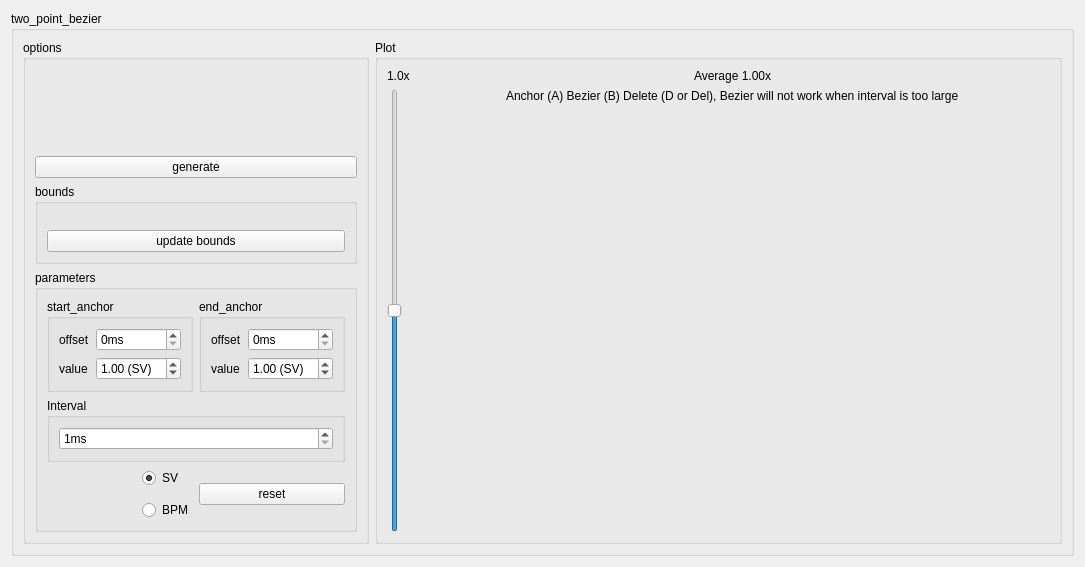
Before: the Qt Designer form ui/twopointbezier.ui in Eve-ning/reamber, drawn with Qt 5.
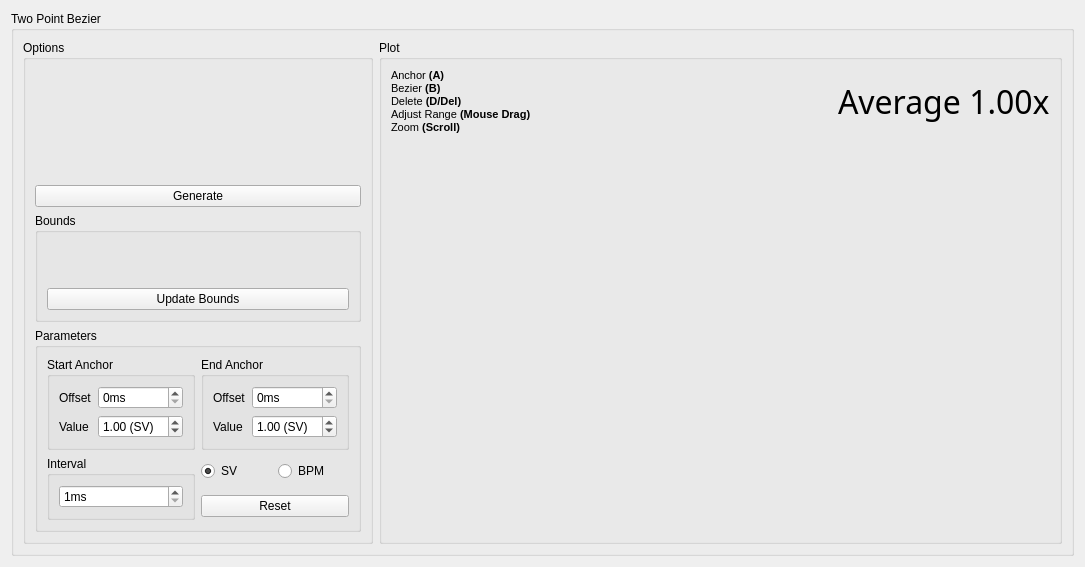
After: the same form once the commit is applied. Custom widgets are drawn as their Qt base class.

Commit message: Use QCustomPlot interactions (Zoom, Drag) instead of implementation

What changed in the file:
```diff
--- a/ui/twopointbezier.ui
+++ b/ui/twopointbezier.ui
@@ -17,83 +17,13 @@
    <item row="0" column="0">
     <widget class="QGroupBox" name="groupBox">
      <property name="title">
-      <string>two_point_bezier</string>
+      <string>Two Point Bezier</string>
      </property>
      <layout class="QGridLayout" name="gridLayout_2">
-      <item row="1" column="2">
-       <widget class="QGroupBox" name="customPlotLO">
-        <property name="sizePolicy">
-         <sizepolicy hsizetype="Expanding" vsizetype="Preferred">
-          <horstretch>0</horstretch>
-          <verstretch>0</verstretch>
-         </sizepolicy>
-        </property>
-        <property name="title">
-         <string>Plot</string>
-        </property>
-        <layout class="QGridLayout" name="gridLayout_3">
-         <item row="0" column="0">
-          <widget class="QLabel" name="vertZoomLabel">
-           <property name="text">
-            <string>1.0x</string>
-           </property>
-          </widget>
-         </item>
-         <item row="0" column="1" alignment="Qt::AlignHCenter">
-          <widget class="QLabel" name="averageLabel">
-           <property name="sizePolicy">
-            <sizepolicy hsizetype="Preferred" vsizetype="Maximum">
-             <horstretch>0</horstretch>
-             <verstretch>0</verstretch>
-            </sizepolicy>
-           </property>
-           <property name="text">
-            <string>Average 1.00x</string>
-           </property>
-          </widget>
-         </item>
-         <item row="1" column="1" alignment="Qt::AlignHCenter">
-          <widget class="QLabel" name="tipLabel">
-           <property name="sizePolicy">
-            <sizepolicy hsizetype="Preferred" vsizetype="Maximum">
-             <horstretch>0</horstretch>
-             <verstretch>0</verstretch>
-            </sizepolicy>
-           </property>
-           <property name="text">
-            <string>Anchor (A) Bezier (B) Delete (D or Del), Bezier will not work when interval is too large</string>
-           </property>
-          </widget>
-         </item>
-         <item row="1" column="0" rowspan="4">
-          <widget class="QSlider" name="vertZoom">
-           <property name="sizePolicy">
-            <sizepolicy hsizetype="Maximum" vsizetype="Expanding">
-             <horstretch>0</horstretch>
-             <verstretch>0</verstretch>
-            </sizepolicy>
-           </property>
-           <property name="maximum">
-            <number>100</number>
-           </property>
-           <property name="value">
-            <number>50</number>
-           </property>
-           <property name="orientation">
-            <enum>Qt::Vertical</enum>
-           </property>
-          </widget>
-         </item>
-         <item row="2" column="1" rowspan="3">
-          <widget class="QCustomPlotTPB" name="customPlot" native="true"/>
-         </item>
-        </layout>
-       </widget>
-      </item>
       <item row="1" column="0">
        <widget class="QGroupBox" name="optionsLO">
         <property name="title">
-         <string>options</string>
+         <string>Options</string>
         </property>
         <layout class="QGridLayout" name="gridLayout_4">
          <item row="0" column="0" colspan="2">
@@ -102,7 +32,7 @@
          <item row="1" column="0" colspan="2">
           <widget class="QPushButton" name="generateButton">
            <property name="text">
-            <string>generate</string>
+            <string>Generate</string>
            </property>
           </widget>
          </item>
@@ -115,55 +45,73 @@
             </sizepolicy>
            </property>
            <property name="title">
-            <string>parameters</string>
+            <string>Parameters</string>
            </property>
            <layout class="QGridLayout" name="gridLayout_8">
-            <item row="1" column="0" rowspan="3" colspan="3">
-             <widget class="QGroupBox" name="intervalLO">
+            <item row="0" column="0" colspan="3">
+             <widget class="QGroupBox" name="startLO">
               <property name="title">
-               <string>Interval</string>
+               <string>Start Anchor</string>
               </property>
-              <layout class="QGridLayout" name="gridLayout_9">
-               <item row="0" column="0">
-                <widget class="QSpinBox" name="interval">
+              <layout class="QGridLayout" name="gridLayout_5">
+               <item row="1" column="1">
+                <widget class="QDoubleSpinBox" name="startValue">
+                 <property name="sizePolicy">
+                  <sizepolicy hsizetype="Expanding" vsizetype="Fixed">
+                   <horstretch>0</horstretch>
+                   <verstretch>0</verstretch>
+                  </sizepolicy>
+                 </property>
                  <property name="suffix">
-                  <string>ms</string>
+                  <string> (SV)</string>
                  </property>
                  <property name="minimum">
-                  <number>1</number>
+                  <double>0.010000000000000</double>
+                 </property>
+                 <property name="maximum">
+                  <double>10.000000000000000</double>
+                 </property>
+                 <property name="value">
+                  <double>1.000000000000000</double>
+                 </property>
+                </widget>
+               </item>
+               <item row="0" column="1">
+                <widget class="QSpinBox" name="startOffset">
+                 <property name="sizePolicy">
+                  <sizepolicy hsizetype="Expanding" vsizetype="Fixed">
+                   <horstretch>0</horstretch>
+                   <verstretch>0</verstretch>
+                  </sizepolicy>
+                 </property>
+                 <property name="suffix">
+                  <string>ms</string>
+                 </property>
+                </widget>
+               </item>
+               <item row="1" column="0">
+                <widget class="QLabel" name="startValueLabel">
+                 <property name="text">
+                  <string>Value</string>
+                 </property>
+                </widget>
+               </item>
+               <item row="0" column="0">
+                <widget class="QLabel" name="startOffsetLabel">
+                 <property name="text">
+                  <string>Offset</string>
                  </property>
                 </widget>
                </item>
               </layout>
              </widget>
             </item>
-            <item row="4" column="2" rowspan="3">
-             <widget class="QPushButton" name="resetButton">
-              <property name="text">
-               <string>reset</string>
-              </property>
-             </widget>
-            </item>
-            <item row="0" column="2">
+            <item row="0" column="3" colspan="2">
              <widget class="QGroupBox" name="endLO">
               <property name="title">
-               <string>end_anchor</string>
+               <string>End Anchor</string>
               </property>
               <layout class="QGridLayout" name="gridLayout_10">
-               <item row="1" column="0">
-                <widget class="QLabel" name="endValueLabel">
-                 <property name="text">
-                  <string>value</string>
-                 </property>
-                </widget>
-               </item>
-               <item row="0" column="0">
-                <widget class="QLabel" name="endOffsetLabel">
-                 <property name="text">
-                  <string>offset</string>
-                 </property>
-                </widget>
-               </item>
                <item row="1" column="1">
                 <widget class="QDoubleSpinBox" name="endValue">
                  <property name="sizePolicy">
@@ -199,23 +147,31 @@
                  </property>
                 </widget>
                </item>
+               <item row="1" column="0">
+                <widget class="QLabel" name="endValueLabel">
+                 <property name="text">
+                  <string>Value</string>
+                 </property>
+                </widget>
+               </item>
+               <item row="0" column="0">
+                <widget class="QLabel" name="endOffsetLabel">
+                 <property name="text">
+                  <string>Offset</string>
+                 </property>
+                </widget>
+               </item>
               </layout>
              </widget>
             </item>
-            <item row="4" column="0" rowspan="3">
-             <spacer name="hs1">
-              <property name="orientation">
-               <enum>Qt::Horizontal</enum>
+            <item row="4" column="4">
+             <widget class="QRadioButton" name="bpmRadio">
+              <property name="text">
+               <string>BPM</string>
               </property>
-              <property name="sizeHint" stdset="0">
-               <size>
-                <width>40</width>
-                <height>20</height>
-               </size>
-              </property>
-             </spacer>
+             </widget>
             </item>
-            <item row="4" column="1">
+            <item row="4" column="3">
              <widget class="QRadioButton" name="svRadio">
               <property name="text">
                <string>SV</string>
@@ -225,66 +181,27 @@
               </property>
              </widget>
             </item>
-            <item row="6" column="1">
-             <widget class="QRadioButton" name="bpmRadio">
+            <item row="5" column="3" colspan="2">
+             <widget class="QPushButton" name="resetButton">
               <property name="text">
-               <string>BPM</string>
+               <string>Reset</string>
               </property>
              </widget>
             </item>
-            <item row="0" column="0" colspan="2">
-             <widget class="QGroupBox" name="startLO">
+            <item row="4" column="0" rowspan="2" colspan="3">
+             <widget class="QGroupBox" name="intervalLO">
               <property name="title">
-               <string>start_anchor</string>
+               <string>Interval</string>
               </property>
-              <layout class="QGridLayout" name="gridLayout_5">
+              <layout class="QGridLayout" name="gridLayout_9">
                <item row="0" column="0">
-                <widget class="QLabel" name="startOffsetLabel">
-                 <property name="text">
-                  <string>offset</string>
-                 </property>
-                </widget>
-               </item>
-               <item row="1" column="0">
-                <widget class="QLabel" name="startValueLabel">
-                 <property name="text">
-                  <string>value</string>
-                 </property>
-                </widget>
-               </item>
-               <item row="1" column="1">
-                <widget class="QDoubleSpinBox" name="startValue">
-                 <property name="sizePolicy">
-                  <sizepolicy hsizetype="Expanding" vsizetype="Fixed">
-                   <horstretch>0</horstretch>
-                   <verstretch>0</verstretch>
-                  </sizepolicy>
-                 </property>
-                 <property name="suffix">
-                  <string> (SV)</string>
-                 </property>
-                 <property name="minimum">
-                  <double>0.010000000000000</double>
-                 </property>
-                 <property name="maximum">
-                  <double>10.000000000000000</double>
-                 </property>
-                 <property name="value">
-                  <double>1.000000000000000</double>
-                 </property>
-                </widget>
-               </item>
-               <item row="0" column="1">
-                <widget class="QSpinBox" name="startOffset">
-                 <property name="sizePolicy">
-                  <sizepolicy hsizetype="Expanding" vsizetype="Fixed">
-                   <horstretch>0</horstretch>
-                   <verstretch>0</verstretch>
-                  </sizepolicy>
-                 </property>
+                <widget class="QSpinBox" name="interval">
                  <property name="suffix">
                   <string>ms</string>
                  </property>
+                 <property name="minimum">
+                  <number>1</number>
+                 </property>
                 </widget>
                </item>
               </layout>
@@ -302,13 +219,13 @@
             </sizepolicy>
            </property>
            <property name="title">
-            <string>bounds</string>
+            <string>Bounds</string>
            </property>
            <layout class="QGridLayout" name="gridLayout_6">
             <item row="2" column="0">
              <widget class="QPushButton" name="updateBoundBtn">
               <property name="text">
-               <string>update bounds</string>
+               <string>Update Bounds</string>
               </property>
              </widget>
             </item>
@@ -321,6 +238,64 @@
         </layout>
        </widget>
       </item>
+      <item row="1" column="2">
+       <widget class="QGroupBox" name="customPlotLO">
+        <property name="sizePolicy">
+         <sizepolicy hsizetype="Expanding" vsizetype="Preferred">
+          <horstretch>0</horstretch>
+          <verstretch>0</verstretch>
+         </sizepolicy>
+        </property>
+        <property name="title">
+         <string>Plot</string>
+        </property>
+        <layout class="QGridLayout" name="gridLayout_3">
+         <item row="1" column="0">
+          <widget class="QLabel" name="tipLabel">
+           <property name="sizePolicy">
+            <sizepolicy hsizetype="Preferred" vsizetype="Maximum">
+             <horstretch>0</horstretch>
+             <verstretch>0</verstretch>
+            </sizepolicy>
+           </property>
+           <property name="text">
+            <string>&lt;!DOCTYPE HTML PUBLIC &quot;-//W3C//DTD HTML 4.0//EN&quot; &quot;http://www.w3.org/TR/REC-html40/strict.dtd&quot;&gt;
+&lt;html&gt;&lt;head&gt;&lt;meta name=&quot;qrichtext&quot; content=&quot;1&quot; /&gt;&lt;style type=&quot;text/css&quot;&gt;
+p, li { white-space: pre-wrap; }
+&lt;/style&gt;&lt;/head&gt;&lt;body style=&quot; font-family:'MS Shell Dlg 2'; font-size:8pt; font-weight:400; font-style:normal;&quot;&gt;
+&lt;p style=&quot; margin-top:0px; margin-bottom:0px; margin-left:0px; margin-right:0px; -qt-block-indent:0; text-indent:0px;&quot;&gt;Anchor &lt;span style=&quot; font-weight:600;&quot;&gt;(A)&lt;/span&gt;&lt;/p&gt;
+&lt;p style=&quot; margin-top:0px; margin-bottom:0px; margin-left:0px; margin-right:0px; -qt-block-indent:0; text-indent:0px;&quot;&gt;Bezier &lt;span style=&quot; font-weight:600;&quot;&gt;(B)&lt;/span&gt;&lt;/p&gt;
+&lt;p style=&quot; margin-top:0px; margin-bottom:0px; margin-left:0px; margin-right:0px; -qt-block-indent:0; text-indent:0px;&quot;&gt;Delete &lt;span style=&quot; font-weight:600;&quot;&gt;(D/Del)&lt;/span&gt;&lt;/p&gt;
+&lt;p style=&quot; margin-top:0px; margin-bottom:0px; margin-left:0px; margin-right:0px; -qt-block-indent:0; text-indent:0px;&quot;&gt;Adjust Range &lt;span style=&quot; font-weight:600;&quot;&gt;(Mouse Drag)&lt;/span&gt;&lt;/p&gt;
+&lt;p style=&quot; margin-top:0px; margin-bottom:0px; margin-left:0px; margin-right:0px; -qt-block-indent:0; text-indent:0px;&quot;&gt;Zoom &lt;span style=&quot; font-weight:600;&quot;&gt;(Scroll)&lt;/span&gt;&lt;/p&gt;&lt;/body&gt;&lt;/html&gt;</string>
+           </property>
+          </widget>
+         </item>
+         <item row="1" column="1" alignment="Qt::AlignRight">
+          <widget class="QLabel" name="averageLabel">
+           <property name="sizePolicy">
+            <sizepolicy hsizetype="Preferred" vsizetype="Maximum">
+             <horstretch>0</horstretch>
+             <verstretch>0</verstretch>
+            </sizepolicy>
+           </property>
+           <property name="font">
+            <font>
+             <family>Segoe UI Light</family>
+             <pointsize>24</pointsize>
+            </font>
+           </property>
+           <property name="text">
+            <string>Average 1.00x</string>
+           </property>
+          </widget>
+         </item>
+         <item row="2" column="0" rowspan="2" colspan="2">
+          <widget class="QCustomPlotTPB" name="customPlot" native="true"/>
+         </item>
+        </layout>
+       </widget>
+      </item>
      </layout>
     </widget>
    </item>
```
The commit also changes 4 other files.
